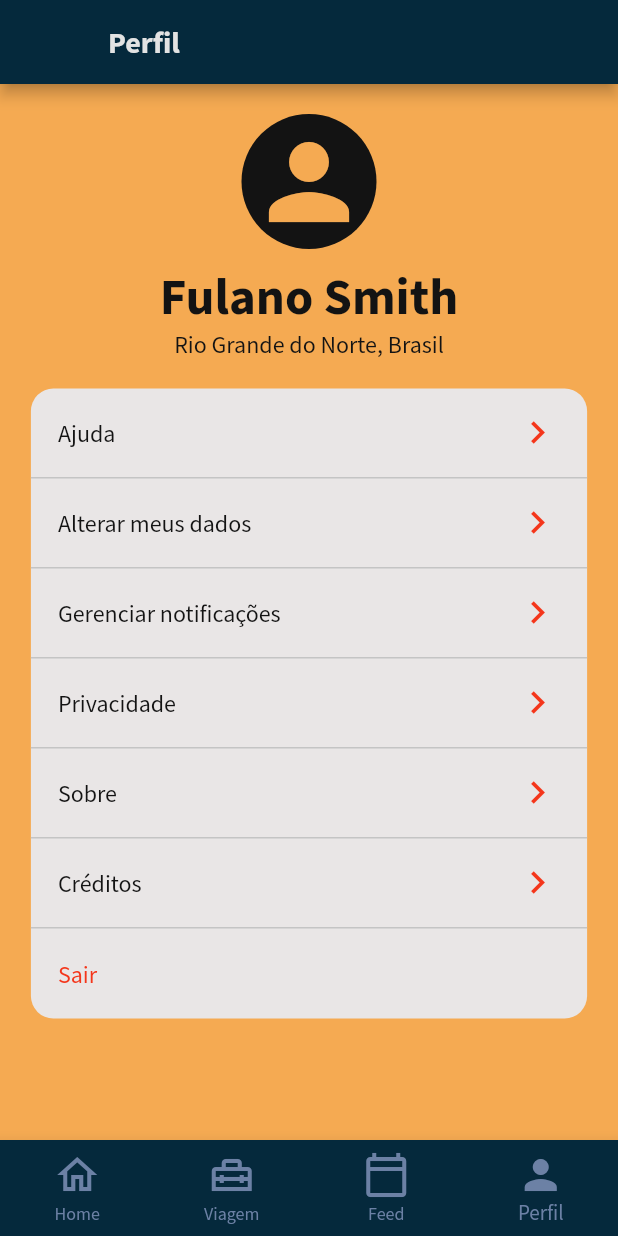
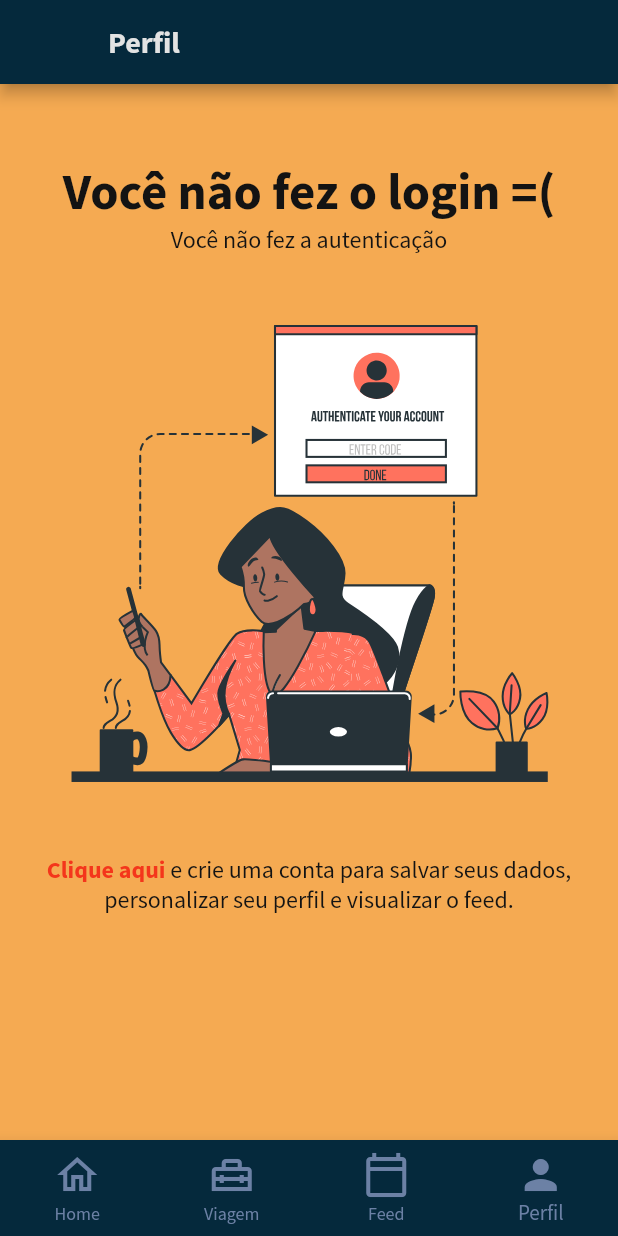
Before and after one commit to RoberlandRicardo/traveller, a Flutter app: the Perfil screen opened by its route, on a phone screen of 412 x 824 dp. Run offline on Flutter 3.47's test engine with Material 2 defaults, Android fonts, the phone set to English and light mode, and no system bars; our stand-ins replace flutter_svg; missing offline and left inert: dart:ffi.

Commit message:
Tela de perfil - não autenticado

```diff
--- a/lib/app/styles/custom_text.dart
+++ b/lib/app/styles/custom_text.dart
@@ -5,6 +5,7 @@ class CustomText extends TextTheme {
   static final Color fontColor = Color.fromRGBO(19, 19, 19, 1);
   static final Color fontColorButton = Color.fromRGBO(227, 227, 227, 1);
   static final Color fontColorTopBar = Color.fromRGBO(227, 227, 227, 1);
+  static final Color fontColorOrange = Color.fromRGBO(244, 54, 27, 1);
   static final double fontSizeh1 = 34;
   static final double fontSizeh2 = 24;
   static final double fontSizeSubtitle = 16;
@@ -30,6 +31,13 @@ class CustomText extends TextTheme {
     fontFamily: fontFamily,
     fontSize: fontSizeTopBar,
     color: fontColorTopBar,
+    fontWeight: FontWeight.w700,
+  );
+
+  static final TextStyle buttonOrange = TextStyle(
+    fontFamily: fontFamily,
+    fontSize: fontSizeButton,
+    color: fontColorOrange,
     fontWeight: FontWeight.w700,
   );
 
--- a/lib/app/views/perfil.dart
+++ b/lib/app/views/perfil.dart
@@ -1,9 +1,11 @@
 import 'package:flutter/material.dart';
 import 'package:flutter/widgets.dart';
+import 'package:flutter_svg/flutter_svg.dart';
 import 'package:traveller/app/components/generic_screen_nivel02.dart';
 import 'package:traveller/app/styles/custom_text.dart';
 
 class Perfil extends StatelessWidget {
+  String state = 'not_auth';
   static const List<String> _buttonNames = <String>[
     'Ajuda',
     'Alterar meus dados',
@@ -64,7 +66,12 @@ class Perfil extends StatelessWidget {
     return GenericScreen(
       currendIndex: 3,
       child: SingleChildScrollView(
-        child: Column(
+          child: state == 'auth' ? auth(context) : notAuth(context)),
+    );
+  }
+
+  Widget auth(context) {
+    return Column(
       children: [
         SizedBox(
           height: 20,
@@ -115,8 +122,58 @@ class Perfil extends StatelessWidget {
           height: 20,
         )
       ],
+    );
+  }
+
+  Widget notAuth(context) {
+    return Column(
+      children: [
+        SizedBox(
+          height: 50,
+        ),
+        Container(
+          child: Column(
+            children: [
+              Text('Você não fez o login =(',
+                  style: Theme.of(context).textTheme.headline1),
+              Text('Você não fez a autenticação',
+                  style: Theme.of(context).textTheme.bodyText1)
+            ],
           ),
         ),
+        SizedBox(
+          height: 40,
+        ),
+        SvgPicture.asset(
+          'assets/svgs/not_auth.svg',
+          width: 320.0,
+          height: 320.0,
+        ),
+        SizedBox(
+          height: 40,
+        ),
+        Container(
+          child: Column(
+            children: [
+              Row(
+                mainAxisAlignment: MainAxisAlignment.center,
+                children: [
+                  Text('Clique aqui ',
+                      style: TextStyle(
+                          fontSize: 16,
+                          color: Theme.of(context).colorScheme.secondary,
+                          fontWeight: FontWeight.bold)),
+                  Text('e crie uma conta para salvar seus dados,',
+                      style: Theme.of(context).textTheme.bodyText1)
+                ],
+              ),
+              Text('personalizar seu perfil e visualizar o feed.',
+                  style: Theme.of(context).textTheme.bodyText1)
+            ],
+          ),
+        ),
+        // Spacer(),
+      ],
     );
   }
 }
--- a/pubspec.yaml
+++ b/pubspec.yaml
@@ -66,6 +66,7 @@ flutter:
     - assets/svgs/cuate.svg
     - assets/svgs/journey.svg
     - assets/svgs/scrapbooking.svg
+    - assets/svgs/not_auth.svg
   #   - images/a_dot_ham.jpeg
 
   # An image asset can refer to one or more resolution-specific "variants", see
```
Also changed, not shown: assets/svgs/not_auth.svg (added). Lines whose indentation alone changed are shown as unchanged.
